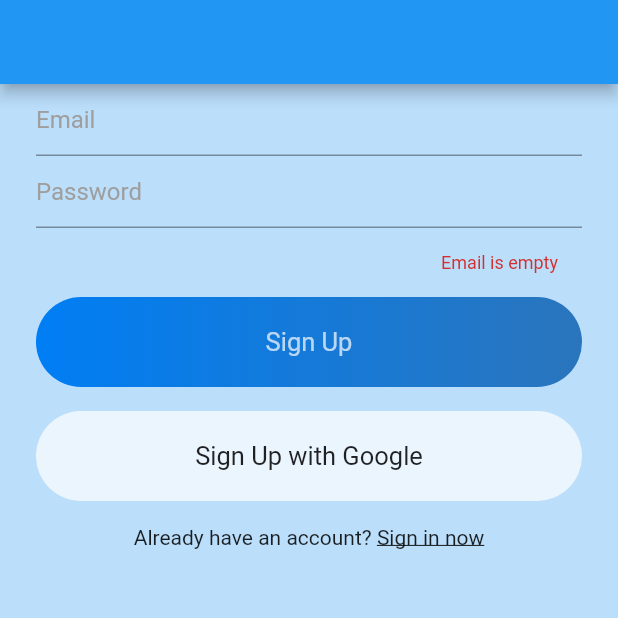
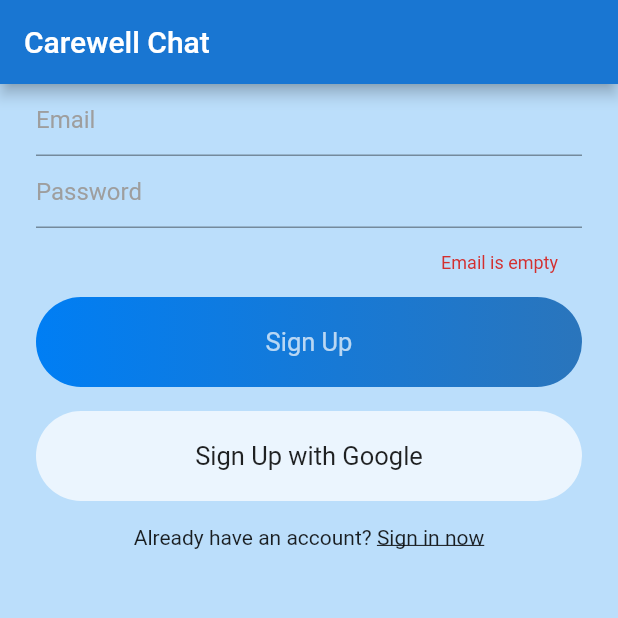
Before and after one commit to wearablebiosensing/carewell_chat, a Flutter app: the screen it shows after launch, after a tap on "Sign Up", on a phone screen of 412 x 824 dp, the top half of it. Run offline on Flutter 3.47's test engine with Material 2 defaults, Android fonts, the phone set to English and light mode, and no system bars; our stand-ins replace cloud_firestore, firebase_auth, firebase_core; accounts and stored records are empty.

Commit message:
Got rid of unused files and commented out code

```diff
--- a/lib/main.dart
+++ b/lib/main.dart
@@ -1,31 +1,3 @@
-/*
-import 'package:flutter/material.dart';
-import 'package:chat_application/auth.dart';
-import 'package:chat_application/auth_provider.dart';
-import 'package:chat_application/root_page.dart';
-
-void main() => runApp(MyApp());
-
-class MyApp extends StatelessWidget {
-  @override
-  Widget build(BuildContext context) {
-    return AuthProvider(
-      auth: Auth(),
-      child: MaterialApp(
-        title: 'Flutter login demo',
-        theme: ThemeData(
-          primarySwatch: Colors.blue,
-        ),
-        home: RootPage(),
-      ),
-    );
-  }
-}
-
-*/
-
-//old main
-
 import 'package:chat_application/services/auth_services.dart';
 import 'package:chat_application/views/signin.dart';
 import 'package:chat_application/views/signup.dart';
@@ -46,20 +18,6 @@ void main() async {
   runApp(MyApp());
 }
 
-// class AuthWrapper extends StatelessWidget {
-//   const AuthWrapper({Key? key}) : super(key: key);
-
-//   @override
-//   Widget build(BuildContext context) {
-//     final user = context.watch<User?>();
-
-//     if (user == null) {
-//       return SignUp();
-//     }
-//     return ChatRoom();
-//   }
-// }
-
 class AuthWrapper extends StatefulWidget {
   const AuthWrapper({Key? key}) : super(key: key);
 
@@ -73,23 +31,6 @@ class _AuthWrapperState extends State<AuthWrapper> {
     return SignUp();
   }
 }
-
-// class AuthWrapper extends StatefulWidget {
-//   const AuthWrapper({Key? key}) : super(key: key);
-
-//   @override
-//   Widget build(BuildContext context) {
-
-//     bool signedIn = false;
-
-//     if (chatuser != null) {
-
-//       print("signed in as: " + email);
-//       return ChatRoom();
-//     }
-//     return SignUp();
-//   }
-// }
 
 class MyApp extends StatelessWidget {
   const MyApp({Key? key}) : super(key: key);
@@ -118,18 +59,5 @@ class MyApp extends StatelessWidget {
           ),
           home: AuthWrapper(),
         ));
-
-/*
-    return MaterialApp(
-      title: 'Flutter Demo',
-      debugShowCheckedModeBanner: false,
-      theme: ThemeData(
-        //primaryColor: Color(0xff145C9E),
-        primaryColor: Colors.blue[800],
-        scaffoldBackgroundColor: Colors.blue[100],
-        primarySwatch: Colors.blue,
-      ),
-      home: SignUp(),
-    ); */
   }
 }
--- a/lib/views/signup.dart
+++ b/lib/views/signup.dart
@@ -23,9 +23,6 @@ class SignUp extends StatefulWidget {
 }
 
 class _SignUpState extends State<SignUp> {
-  // TextEditingController userNameTextEditingController =
-  //  new TextEditingController();
-
   TextEditingController emailTextEditingController =
       new TextEditingController();
 
@@ -55,8 +52,6 @@ class _SignUpState extends State<SignUp> {
                       hintText: "Password",
                       hintStyle: TextStyle(color: Colors.grey[500])),
                 ),
-                //textField("email"),
-                //textField("password"),
 
                 SizedBox(
                   height: 8,
@@ -134,27 +129,6 @@ class _SignUpState extends State<SignUp> {
                         } catch (e) {
                           print(e);
                         }
-
-                        /* context
-                            .read<AuthService>()
-                            .login(email, password)
-                            .then((value) async {
-                          chatuser = FirebaseAuth.instance;
-
-                          await FirebaseFirestore.instance
-                              .collection('Users')
-                              .doc(chatuser.currentUser?.uid)
-                              .set({
-                            'uid': chatuser.currentUser?.uid,
-                            'email': email,
-                            'password': password,
-                          });
-                        }); */
-
-                        /*  FirebaseFirestore.instance
-                            .collection('Users')
-                            .add({'username': email, 'password': password}); */
-
                       }
                     }
                     // ChatRoom();
--- a/lib/widgets/widget.dart
+++ b/lib/widgets/widget.dart
@@ -1,5 +1,8 @@
 import 'package:flutter/material.dart';
 
 PreferredSizeWidget appBarMain(BuildContext context) {
-  return AppBar();
+  return AppBar(
+    backgroundColor: Colors.blue[700],
+    title: new Text("Carewell Chat"),
+  );
 }
```
Also changed, not shown: lib/auth.dart (deleted, +0 -41 lines), lib/auth_provider.dart (deleted, +0 -15 lines), lib/home_page.dart (deleted, +0 -36 lines), lib/login_page.dart (deleted, +0 -141 lines), lib/root_page.dart (deleted, +0 -69 lines), lib/views/conversation_screen.dart (deleted), lib/views/forgetpassworc.dart (deleted).
